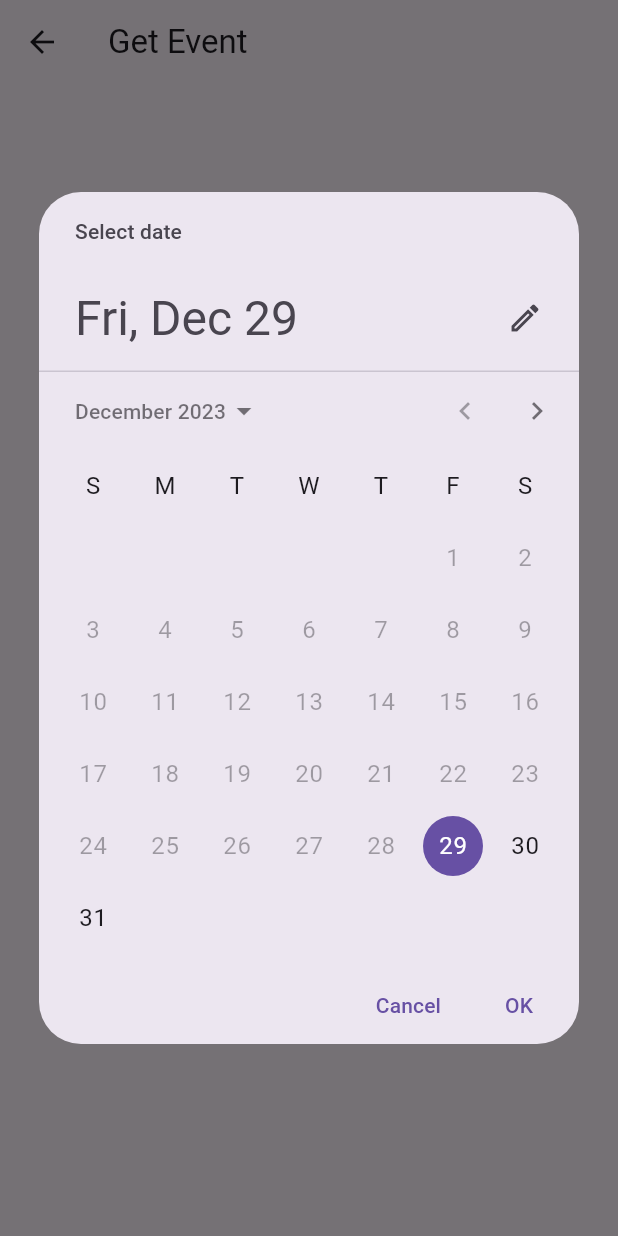
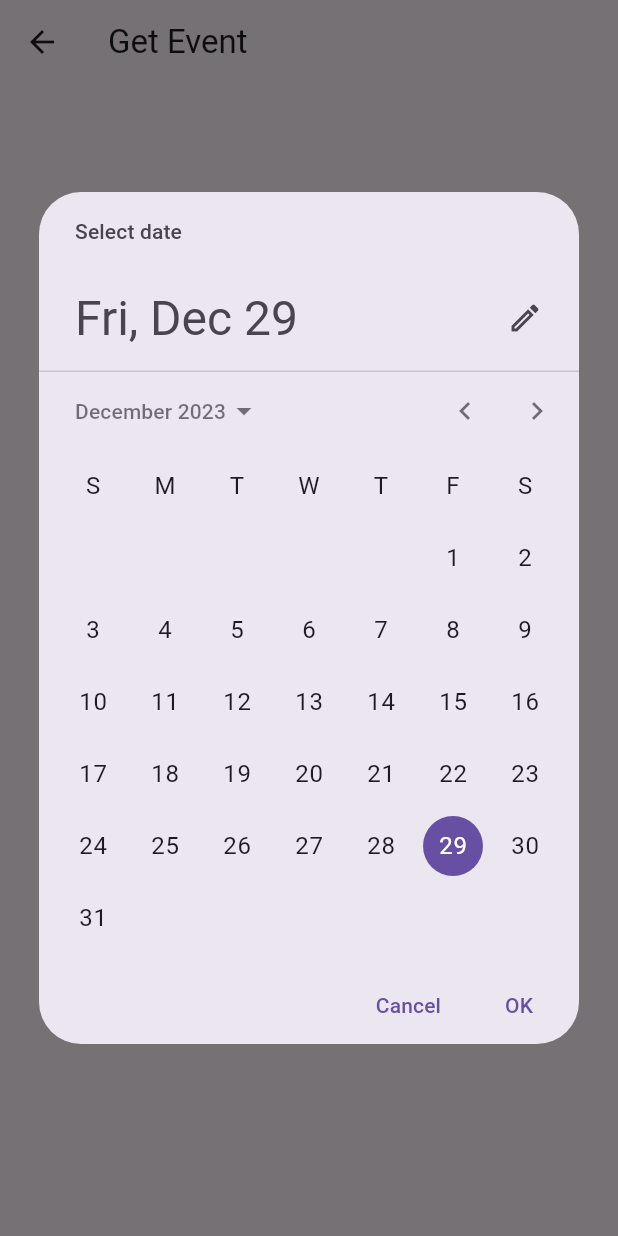
Before and after one commit to Bunny-buddy/Venago-Event-remainder-App, a Flutter app: the GetEventScreen screen opened directly with empty values, after a tap on "Select Date", on a phone screen of 412 x 824 dp. Run offline on Flutter 3.47's test engine with Material 3 defaults, Android fonts, the phone set to English and light mode, and no system bars; our stand-ins replace firebase_auth, firebase_core, firebase_database; missing offline and left inert: dart:html; accounts and stored records are empty.

Commit message:
Update main.dart

```diff
--- a/lib/main.dart
+++ b/lib/main.dart
@@ -32,6 +32,7 @@ class MyApp extends StatelessWidget {
   @override
   Widget build(BuildContext context) {
     return MaterialApp(
+      debugShowCheckedModeBanner: false,
       home: LoginScreen(),
     );
   }
@@ -315,7 +316,8 @@ class _GetEventScreenState extends State<GetEventScreen> {
     final DateTime? picked = await showDatePicker(
       context: context,
       initialDate: DateTime.now(),
-      firstDate: DateTime.now(),
+      // Allow selecting dates from any time in the past
+      firstDate: DateTime(1900),
       lastDate: DateTime(DateTime.now().year + 5),
     );
 
@@ -323,8 +325,37 @@ class _GetEventScreenState extends State<GetEventScreen> {
       setState(() {
         selectedDate = picked;
       });
+
+      // Check if there are events for the selected date
+      bool eventsFound = widget.eventsList.any((event) =>
+      event.dateTime.year == picked.year &&
+          event.dateTime.month == picked.month &&
+          event.dateTime.day == picked.day);
+
+      if (!eventsFound) {
+        // Show "No Data Found" popup message
+        showDialog(
+          context: context,
+          builder: (BuildContext context) {
+            return AlertDialog(
+              title: Text('No Data Found'),
+              content: Text('No events found for the selected date.'),
+              actions: <Widget>[
+                TextButton(
+                  onPressed: () {
+                    Navigator.of(context).pop();
+                  },
+                  child: Text('OK'),
+                ),
+              ],
+            );
+          },
+        );
+      }
     }
   }
+
+
 
   void _editEvent(Event event) {
     print('Edit event: ${event.description}');
```
